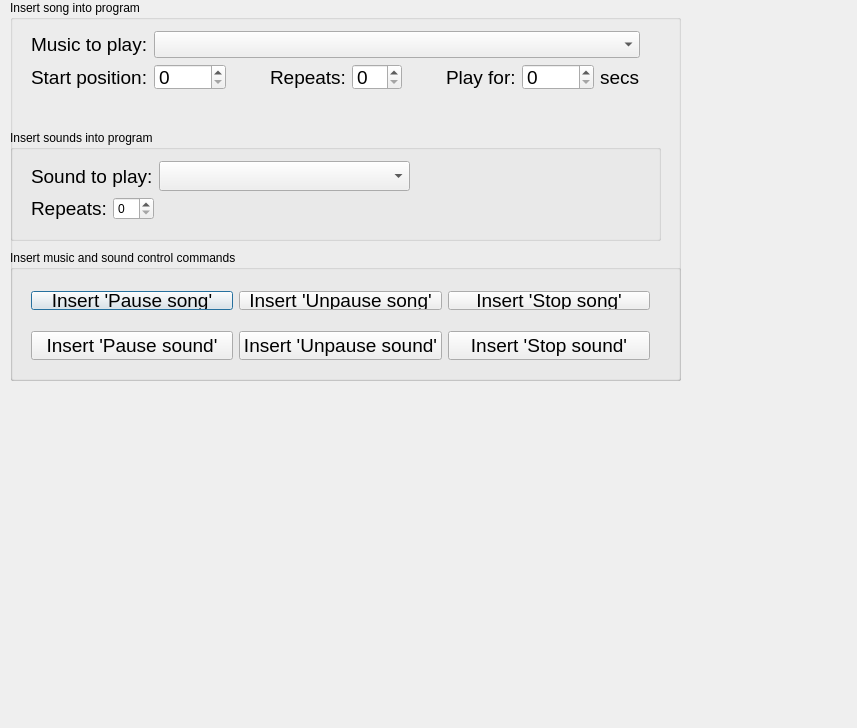
First picture: the form in src/speakeasy/tapper/QTCreatorFiles/multiMediaOps/multimediaOperations.ui, repository ros-visualization/speakeasy, before the edit.
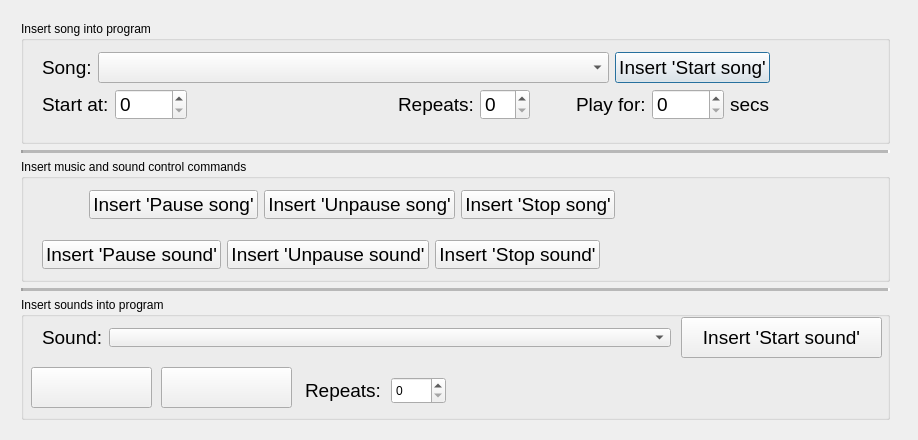
Second picture: the form after the edit. Icons and pictures are not drawn.

Commit message: Added to song/sound insertion UI; continued to connect widgets to actions. Safety commit.

Diff of the .ui file:
```diff
--- a/src/speakeasy/tapper/QTCreatorFiles/multiMediaOps/multimediaOperations.ui
+++ b/src/speakeasy/tapper/QTCreatorFiles/multiMediaOps/multimediaOperations.ui
@@ -6,21 +6,30 @@
    <rect>
     <x>0</x>
     <y>0</y>
-    <width>857</width>
-    <height>728</height>
+    <width>918</width>
+    <height>440</height>
    </rect>
   </property>
   <property name="windowTitle">
    <string>Dialog</string>
   </property>
-  <widget class="QGroupBox" name="insertSongGroupBox">
+  <widget class="QWidget" name="verticalLayoutWidget_2">
    <property name="geometry">
     <rect>
      <x>10</x>
-     <y>0</y>
-     <width>671</width>
-     <height>381</height>
+     <y>10</y>
+     <width>891</width>
+     <height>421</height>
     </rect>
+   </property>
+   <layout class="QVBoxLayout" name="outermostVBox">
+    <item>
+     <widget class="QGroupBox" name="outermostGroupBox">
+      <property name="sizePolicy">
+       <sizepolicy hsizetype="Preferred" vsizetype="MinimumExpanding">
+        <horstretch>0</horstretch>
+        <verstretch>0</verstretch>
+       </sizepolicy>
    </property>
    <property name="toolTip">
     <string>Insert music playing into the robot program</string>
@@ -33,11 +42,11 @@
      <rect>
       <x>10</x>
       <y>20</y>
-      <width>631</width>
-      <height>81</height>
-     </rect>
-    </property>
-    <layout class="QVBoxLayout" name="verticalLayout">
+         <width>750</width>
+         <height>90</height>
+        </rect>
+       </property>
+       <layout class="QVBoxLayout" name="insertSongVbox">
      <item>
       <layout class="QHBoxLayout" name="horizontalLayout">
        <item>
@@ -51,7 +60,7 @@
           <string>Pick the song to insert into the program.</string>
          </property>
          <property name="text">
-          <string>Music to play:</string>
+             <string>Song:</string>
          </property>
         </widget>
        </item>
@@ -73,6 +82,24 @@
          </property>
         </widget>
        </item>
+          <item>
+           <widget class="QPushButton" name="insertSongButton">
+            <property name="sizePolicy">
+             <sizepolicy hsizetype="Minimum" vsizetype="Fixed">
+              <horstretch>0</horstretch>
+              <verstretch>0</verstretch>
+             </sizepolicy>
+            </property>
+            <property name="font">
+             <font>
+              <pointsize>14</pointsize>
+             </font>
+            </property>
+            <property name="text">
+             <string>Insert 'Start song'</string>
+            </property>
+           </widget>
+          </item>
       </layout>
      </item>
      <item>
@@ -88,7 +115,7 @@
           <string>Where in the song should the music start?</string>
          </property>
          <property name="text">
-          <string>Start position:</string>
+             <string>Start at:</string>
          </property>
         </widget>
        </item>
@@ -229,131 +256,31 @@
      </item>
     </layout>
    </widget>
-   <widget class="QGroupBox" name="soundInsertionGroup">
-    <property name="geometry">
-     <rect>
-      <x>0</x>
-      <y>130</y>
-      <width>651</width>
-      <height>111</height>
-     </rect>
-    </property>
-    <property name="toolTip">
-     <string>Insert a sound effect into the program.</string>
-    </property>
-    <property name="title">
-     <string>Insert sounds into program</string>
-    </property>
-    <widget class="QWidget" name="verticalLayoutWidget_3">
-     <property name="geometry">
-      <rect>
-       <x>10</x>
-       <y>20</y>
-       <width>651</width>
-       <height>81</height>
-      </rect>
-     </property>
-     <layout class="QVBoxLayout" name="soundInsertionVbox">
-      <item>
-       <layout class="QHBoxLayout" name="horizontalLayout_4">
-        <item>
-         <widget class="QLabel" name="playSoundLabel">
-          <property name="font">
-           <font>
-            <pointsize>14</pointsize>
-           </font>
-          </property>
-          <property name="toolTip">
-           <string>Pick the sound effect to insert into the program</string>
-          </property>
-          <property name="text">
-           <string>Sound to play:</string>
-          </property>
          </widget>
         </item>
         <item>
-         <widget class="QComboBox" name="soundSelectComboBox">
-          <property name="sizePolicy">
-           <sizepolicy hsizetype="MinimumExpanding" vsizetype="Fixed">
-            <horstretch>0</horstretch>
-            <verstretch>0</verstretch>
-           </sizepolicy>
-          </property>
-          <property name="font">
-           <font>
-            <pointsize>14</pointsize>
-           </font>
-          </property>
-          <property name="toolTip">
-           <string>Pick the sound effect to insert into the program</string>
-          </property>
-         </widget>
-        </item>
-        <item>
-         <spacer name="horizontalSpacer_3">
+     <widget class="Line" name="lineUnderInsertSong">
+      <property name="styleSheet">
+       <string notr="true">color=rgb(170, 0, 0)</string>
+      </property>
+      <property name="lineWidth">
+       <number>2</number>
+      </property>
+      <property name="midLineWidth">
+       <number>3</number>
+      </property>
           <property name="orientation">
            <enum>Qt::Horizontal</enum>
           </property>
-          <property name="sizeHint" stdset="0">
-           <size>
-            <width>40</width>
-            <height>20</height>
-           </size>
-          </property>
-         </spacer>
-        </item>
-       </layout>
-      </item>
-      <item>
-       <layout class="QHBoxLayout" name="horizontalLayout_5">
-        <item>
-         <widget class="QLabel" name="soundRepeatsLabel">
-          <property name="font">
-           <font>
-            <pointsize>14</pointsize>
-           </font>
-          </property>
-          <property name="toolTip">
-           <string>How often should the sound effect repeat after its initial playback?</string>
-          </property>
-          <property name="text">
-           <string>Repeats:</string>
-          </property>
          </widget>
         </item>
         <item>
-         <widget class="QSpinBox" name="soundRepeatsSpinBox">
-          <property name="toolTip">
-           <string>How often should the sound effect repeat after its initial playback?</string>
-          </property>
-         </widget>
-        </item>
-        <item>
-         <spacer name="horizontalSpacer_4">
-          <property name="orientation">
-           <enum>Qt::Horizontal</enum>
-          </property>
-          <property name="sizeHint" stdset="0">
-           <size>
-            <width>40</width>
-            <height>20</height>
-           </size>
-          </property>
-         </spacer>
-        </item>
-       </layout>
-      </item>
-     </layout>
-    </widget>
-   </widget>
    <widget class="QGroupBox" name="miscControlsInsertionGroup">
-    <property name="geometry">
-     <rect>
-      <x>0</x>
-      <y>250</y>
-      <width>671</width>
-      <height>131</height>
-     </rect>
+      <property name="sizePolicy">
+       <sizepolicy hsizetype="Minimum" vsizetype="MinimumExpanding">
+        <horstretch>0</horstretch>
+        <verstretch>0</verstretch>
+       </sizepolicy>
     </property>
     <property name="title">
      <string>Insert music and sound control commands</string>
@@ -362,12 +289,25 @@
      <property name="geometry">
       <rect>
        <x>10</x>
-       <y>30</y>
+         <y>20</y>
        <width>641</width>
-       <height>41</height>
+         <height>51</height>
       </rect>
      </property>
      <layout class="QHBoxLayout" name="horizontalLayout_6">
+        <item>
+         <spacer name="horizontalSpacer_5">
+          <property name="orientation">
+           <enum>Qt::Horizontal</enum>
+          </property>
+          <property name="sizeHint" stdset="0">
+           <size>
+            <width>40</width>
+            <height>20</height>
+           </size>
+          </property>
+         </spacer>
+        </item>
       <item>
        <widget class="QPushButton" name="pauseSongButton">
         <property name="font">
@@ -413,6 +353,19 @@
         </property>
        </widget>
       </item>
+        <item>
+         <spacer name="horizontalSpacer_4">
+          <property name="orientation">
+           <enum>Qt::Horizontal</enum>
+          </property>
+          <property name="sizeHint" stdset="0">
+           <size>
+            <width>40</width>
+            <height>20</height>
+           </size>
+          </property>
+         </spacer>
+        </item>
      </layout>
     </widget>
     <widget class="QWidget" name="horizontalLayoutWidget_2">
@@ -420,26 +373,11 @@
       <rect>
        <x>10</x>
        <y>70</y>
-       <width>641</width>
+         <width>663</width>
        <height>51</height>
       </rect>
      </property>
      <layout class="QHBoxLayout" name="horizontalLayout_7">
-      <item>
-       <widget class="QPushButton" name="pauseSoundButton_2">
-        <property name="font">
-         <font>
-          <pointsize>14</pointsize>
-         </font>
-        </property>
-        <property name="toolTip">
-         <string>Insert pause command into currently playing song</string>
-        </property>
-        <property name="text">
-         <string>Insert 'Pause sound'</string>
-        </property>
-       </widget>
-      </item>
       <item>
        <widget class="QPushButton" name="pauseSoundButton">
         <property name="font">
@@ -450,6 +388,24 @@
         <property name="toolTip">
          <string>Insert pause command into currently playing song</string>
         </property>
+          <property name="styleSheet">
+           <string notr="true">background-color=rgb(255, 170, 127)</string>
+          </property>
+          <property name="text">
+           <string>Insert 'Pause sound'</string>
+          </property>
+         </widget>
+        </item>
+        <item>
+         <widget class="QPushButton" name="unpauseSoundButton">
+          <property name="font">
+           <font>
+            <pointsize>14</pointsize>
+           </font>
+          </property>
+          <property name="toolTip">
+           <string>Insert pause command into currently playing song</string>
+          </property>
         <property name="text">
          <string>Insert 'Unpause sound'</string>
         </property>
@@ -470,9 +426,222 @@
         </property>
        </widget>
       </item>
-     </layout>
-    </widget>
-   </widget>
+        <item>
+         <spacer name="horizontalSpacer_3">
+          <property name="orientation">
+           <enum>Qt::Horizontal</enum>
+          </property>
+          <property name="sizeHint" stdset="0">
+           <size>
+            <width>40</width>
+            <height>20</height>
+           </size>
+          </property>
+         </spacer>
+        </item>
+       </layout>
+      </widget>
+      <zorder>horizontalLayoutWidget</zorder>
+      <zorder>horizontalLayoutWidget_2</zorder>
+      <zorder>soundInsertionGroup</zorder>
+     </widget>
+    </item>
+    <item>
+     <widget class="Line" name="lineUnderInsertButtons">
+      <property name="styleSheet">
+       <string notr="true">color=rgb(170, 0, 0)</string>
+      </property>
+      <property name="lineWidth">
+       <number>2</number>
+      </property>
+      <property name="midLineWidth">
+       <number>3</number>
+      </property>
+      <property name="orientation">
+       <enum>Qt::Horizontal</enum>
+      </property>
+     </widget>
+    </item>
+    <item>
+     <widget class="QGroupBox" name="soundInsertionGroup">
+      <property name="sizePolicy">
+       <sizepolicy hsizetype="Preferred" vsizetype="MinimumExpanding">
+        <horstretch>0</horstretch>
+        <verstretch>0</verstretch>
+       </sizepolicy>
+      </property>
+      <property name="maximumSize">
+       <size>
+        <width>16777215</width>
+        <height>129</height>
+       </size>
+      </property>
+      <property name="toolTip">
+       <string>Insert a sound effect into the program.</string>
+      </property>
+      <property name="title">
+       <string>Insert sounds into program</string>
+      </property>
+      <widget class="QWidget" name="verticalLayoutWidget_3">
+       <property name="geometry">
+        <rect>
+         <x>10</x>
+         <y>20</y>
+         <width>651</width>
+         <height>41</height>
+        </rect>
+       </property>
+       <layout class="QVBoxLayout" name="soundInsertionVbox">
+        <item>
+         <layout class="QHBoxLayout" name="horizontalLayout_4">
+          <item>
+           <widget class="QLabel" name="playSoundLabel">
+            <property name="font">
+             <font>
+              <pointsize>14</pointsize>
+             </font>
+            </property>
+            <property name="toolTip">
+             <string>Pick the sound effect to insert into the program</string>
+            </property>
+            <property name="text">
+             <string>Sound:</string>
+            </property>
+           </widget>
+          </item>
+          <item>
+           <widget class="QComboBox" name="soundSelectComboBox">
+            <property name="sizePolicy">
+             <sizepolicy hsizetype="MinimumExpanding" vsizetype="Fixed">
+              <horstretch>0</horstretch>
+              <verstretch>0</verstretch>
+             </sizepolicy>
+            </property>
+            <property name="font">
+             <font>
+              <pointsize>14</pointsize>
+             </font>
+            </property>
+            <property name="toolTip">
+             <string>Pick the sound effect to insert into the program</string>
+            </property>
+           </widget>
+          </item>
+         </layout>
+        </item>
+       </layout>
+      </widget>
+      <widget class="QPushButton" name="soundTestPlayButton">
+       <property name="geometry">
+        <rect>
+         <x>10</x>
+         <y>70</y>
+         <width>121</width>
+         <height>41</height>
+        </rect>
+       </property>
+       <property name="font">
+        <font>
+         <pointsize>14</pointsize>
+        </font>
+       </property>
+       <property name="text">
+        <string/>
+       </property>
+       <property name="icon">
+        <iconset>
+         <normaloff>../../../../../../../../../../../u/paepcke/fuerte/stacks/speakeasy/src/speakeasy/tapper/img/play.png</normaloff>../../../../../../../../../../../u/paepcke/fuerte/stacks/speakeasy/src/speakeasy/tapper/img/play.png</iconset>
+       </property>
+       <property name="iconSize">
+        <size>
+         <width>70</width>
+         <height>30</height>
+        </size>
+       </property>
+      </widget>
+      <widget class="QPushButton" name="soundTestStopButton">
+       <property name="geometry">
+        <rect>
+         <x>140</x>
+         <y>70</y>
+         <width>131</width>
+         <height>41</height>
+        </rect>
+       </property>
+       <property name="font">
+        <font>
+         <pointsize>14</pointsize>
+        </font>
+       </property>
+       <property name="text">
+        <string/>
+       </property>
+       <property name="icon">
+        <iconset>
+         <normaloff>../../../../../../../../../../../u/paepcke/fuerte/stacks/speakeasy/src/speakeasy/tapper/img/stop.png</normaloff>../../../../../../../../../../../u/paepcke/fuerte/stacks/speakeasy/src/speakeasy/tapper/img/stop.png</iconset>
+       </property>
+       <property name="iconSize">
+        <size>
+         <width>70</width>
+         <height>30</height>
+        </size>
+       </property>
+      </widget>
+      <widget class="QPushButton" name="insertSoundButton">
+       <property name="geometry">
+        <rect>
+         <x>660</x>
+         <y>20</y>
+         <width>201</width>
+         <height>41</height>
+        </rect>
+       </property>
+       <property name="font">
+        <font>
+         <pointsize>14</pointsize>
+        </font>
+       </property>
+       <property name="text">
+        <string>Insert 'Start sound'</string>
+       </property>
+      </widget>
+      <widget class="QSpinBox" name="soundRepeatsSpinbox">
+       <property name="geometry">
+        <rect>
+         <x>370</x>
+         <y>80</y>
+         <width>55</width>
+         <height>27</height>
+        </rect>
+       </property>
+       <property name="toolTip">
+        <string>How often should the sound effect repeat after its initial playback?</string>
+       </property>
+      </widget>
+      <widget class="QLabel" name="soundRepeatsLabel">
+       <property name="geometry">
+        <rect>
+         <x>284</x>
+         <y>75</y>
+         <width>80</width>
+         <height>37</height>
+        </rect>
+       </property>
+       <property name="font">
+        <font>
+         <pointsize>14</pointsize>
+        </font>
+       </property>
+       <property name="toolTip">
+        <string>How often should the sound effect repeat after its initial playback?</string>
+       </property>
+       <property name="text">
+        <string>Repeats:</string>
+       </property>
+      </widget>
+     </widget>
+    </item>
+   </layout>
   </widget>
  </widget>
  <layoutdefault spacing="6" margin="11"/>
```
Left out of the diff: 8 changed lines with no effect on the pictures. Lines whose indentation alone changed are shown as unchanged. The commit also changes 3 other files.
